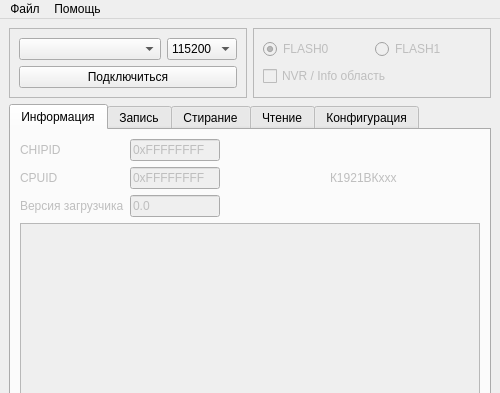
Above: app/ui/main.ui from ntsfv/flasher before the change; both pictures show x 0 to 500 and y 0 to 393 of the 500 by 600 pixel window. Below: the same form after it.
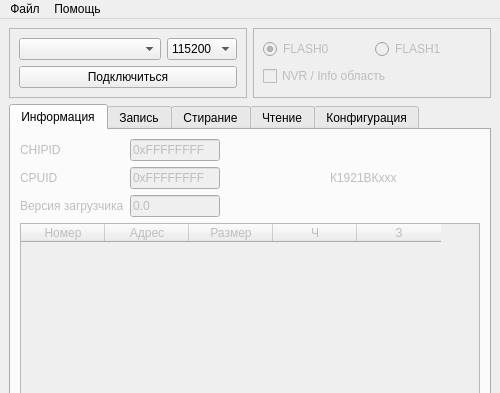
That is the form after the change. Icons and pictures are not drawn.

Commit message: Реализовал заполнение страницы с информацией

```diff
--- a/app/ui/main.ui
+++ b/app/ui/main.ui
@@ -337,17 +337,23 @@
            <bool>false</bool>
           </property>
           <attribute name="horizontalHeaderVisible">
+           <bool>true</bool>
+          </attribute>
+          <attribute name="horizontalHeaderCascadingSectionResizes">
            <bool>false</bool>
           </attribute>
           <attribute name="horizontalHeaderDefaultSectionSize">
            <number>84</number>
           </attribute>
           <attribute name="horizontalHeaderStretchLastSection">
-           <bool>true</bool>
+           <bool>false</bool>
           </attribute>
           <attribute name="verticalHeaderVisible">
            <bool>false</bool>
           </attribute>
+          <attribute name="verticalHeaderStretchLastSection">
+           <bool>false</bool>
+          </attribute>
           <column>
            <property name="text">
             <string notr="true">Номер</string>
@@ -365,12 +371,12 @@
           </column>
           <column>
            <property name="text">
-            <string notr="true">W</string>
+            <string notr="true">Ч</string>
            </property>
           </column>
           <column>
            <property name="text">
-            <string notr="true">R</string>
+            <string notr="true">З</string>
            </property>
           </column>
          </widget>
```
Left out of the diff: 3 changed lines with no effect on the pictures. The commit also changes 3 other files.
